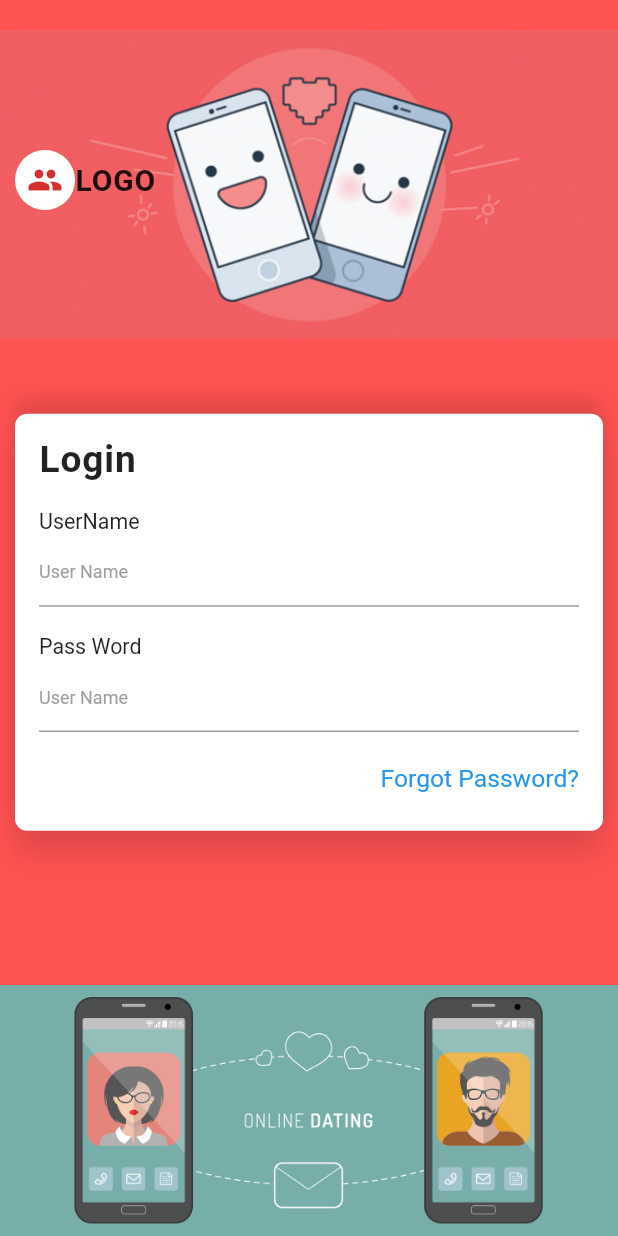
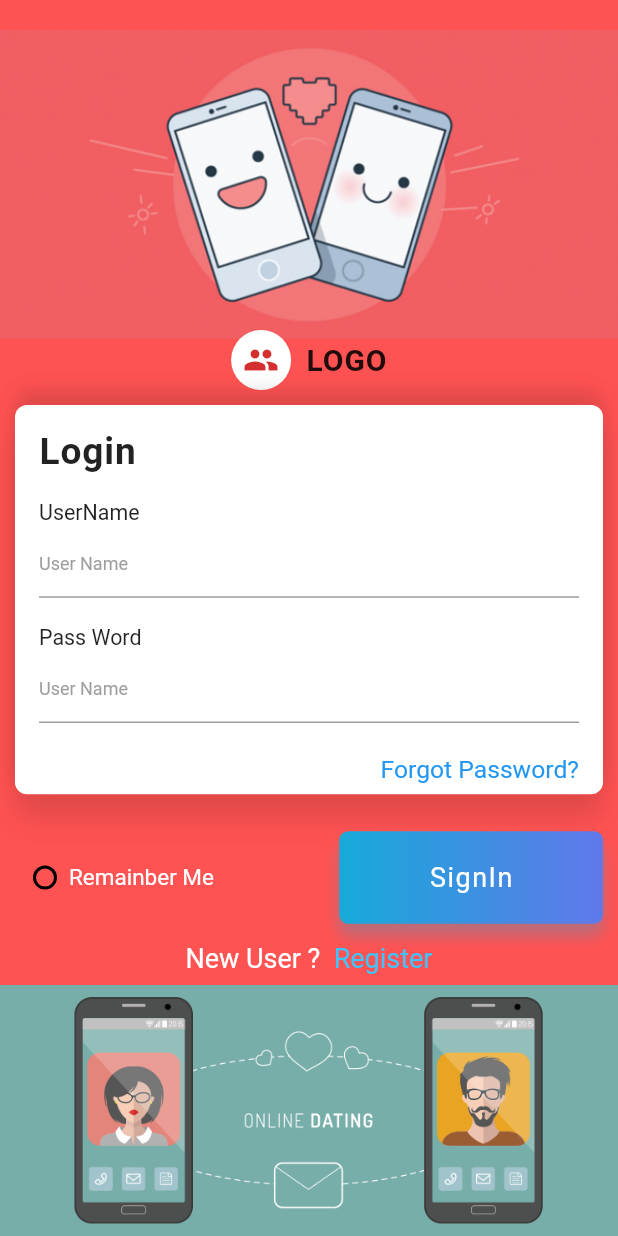
Before and after one commit to abwarlock/date_app, a Flutter app: the screen it shows after launch, on a phone screen of 412 x 824 dp. Run offline on Flutter 3.47's test engine with Material 2 defaults, Android fonts, the phone set to English and light mode, and no system bars; our stand-ins replace flutter_screenutil; Roboto replaces fonts that are missing (Poppins-Bold, Poppins-Medium).

Commit message:
Login Form Changes

```diff
--- a/lib/screens/FormCard.dart
+++ b/lib/screens/FormCard.dart
@@ -6,7 +6,7 @@ class FormCard extends StatelessWidget {
   Widget build(BuildContext context) {
     return Container(
       width: double.infinity,
-      height: ScreenUtil.getInstance().setHeight(450),
+      height: ScreenUtil.getInstance().setHeight(420),
       decoration: BoxDecoration(
         color: Colors.white,
         borderRadius: BorderRadius.circular(8.0),
--- a/lib/screens/LoginScreen.dart
+++ b/lib/screens/LoginScreen.dart
@@ -9,12 +9,133 @@ class LoginScreen extends StatefulWidget {
 }
 
 class _LoginScreenState extends State<LoginScreen> {
+  bool _isSelected = false;
+
+  void _radio() {
+    setState(() {
+      _isSelected = !_isSelected;
+    });
+  }
+
+  Widget _radioButton(bool isSelected) => Container(
+        width: 16.0,
+        height: 16.0,
+        padding: EdgeInsets.all(2.0),
+        decoration: BoxDecoration(
+          shape: BoxShape.circle,
+          border: Border.all(width: 2.0, color: Colors.black),
+        ),
+        child: isSelected
+            ? Container(
+                width: double.infinity,
+                height: double.infinity,
+                decoration: BoxDecoration(
+                  color: Colors.black,
+                  shape: BoxShape.circle,
+                ),
+              )
+            : Container(),
+      );
+
+  Widget _userLoginWidget() => Column(
+        children: <Widget>[
+          Row(
+            mainAxisAlignment: MainAxisAlignment.spaceBetween,
+            children: <Widget>[
+              Row(
+                children: <Widget>[
+                  SizedBox(
+                    width: 12.0,
+                  ),
+                  GestureDetector(
+                    onTap: _radio,
+                    child: _radioButton(_isSelected),
+                  ),
+                  SizedBox(
+                    width: 8.0,
+                  ),
+                  Text(
+                    "Remainber Me",
+                    style: TextStyle(
+                      color: Colors.white,
+                      fontSize: 15,
+                      fontFamily: "Poppins-Medium",
+                    ),
+                  )
+                ],
+              ),
+              InkWell(
+                onTap: () {},
+                child: Container(
+                  width: ScreenUtil.getInstance().setWidth(320),
+                  height: ScreenUtil.getInstance().setHeight(100),
+                  decoration: BoxDecoration(
+                      gradient: LinearGradient(colors: [
+                        Color(0xFF17aad9),
+                        Color(0xFF6078ea),
+                      ]),
+                      borderRadius: BorderRadius.circular(6.0),
+                      boxShadow: [
+                        BoxShadow(
+                          color: Color(0xFF17aad9).withOpacity(.3),
+                          offset: Offset(0.0, 8.0),
+                          blurRadius: 8.0,
+                        ),
+                      ]),
+                  child: Material(
+                    color: Colors.transparent,
+                    child: InkWell(
+                      child: Center(
+                        child: Text(
+                          "SignIn",
+                          style: TextStyle(
+                              color: Colors.white,
+                              fontFamily: "Poppins-Medium",
+                              fontSize: 18,
+                              letterSpacing: 1.0),
+                        ),
+                      ),
+                    ),
+                  ),
+                ),
+              )
+            ],
+          ),
+          SizedBox(
+            height: ScreenUtil.getInstance().setHeight(20),
+          ),
+          Row(
+            mainAxisAlignment: MainAxisAlignment.center,
+            children: <Widget>[
+              Text(
+                "New User ?  ",
+                style: TextStyle(
+                    color: Colors.white,
+                    fontFamily: "Poppins-Medium",
+                    fontSize: 18),
+              ),
+              InkWell(
+                onTap: () {},
+                child: Text(
+                  "Register",
+                  style: TextStyle(
+                      color: Colors.lightBlueAccent,
+                      fontFamily: "Poppins-Bold",
+                      fontSize: 18),
+                ),
+              )
+            ],
+          ),
+        ],
+      );
+
   @override
   Widget build(BuildContext context) {
     ScreenUtil.instance = ScreenUtil.getInstance()..init(context);
     ScreenUtil.instance =
         ScreenUtil(width: 750, height: 1334, allowFontScaling: true);
     return Scaffold(
+      appBar: null,
       backgroundColor: Colors.redAccent,
       resizeToAvoidBottomPadding: false,
       body: Stack(
@@ -44,14 +165,20 @@ class _LoginScreenState extends State<LoginScreen> {
               padding: EdgeInsets.only(left: 10.0, right: 10.0, top: 100.0),
               child: Column(
                 children: <Widget>[
-                  Row(
+                  Padding(
+                    padding: EdgeInsets.only(top: 120, bottom: 10),
+                    child: Container(
+                      child: Row(
+                        mainAxisAlignment: MainAxisAlignment.center,
                         children: <Widget>[
                           CircleAvatar(
                             backgroundColor: Colors.white,
                             radius: 20.0,
                             child: Icon(Icons.people),
                           ),
-                      Text(
+                          Padding(
+                            padding: EdgeInsets.only(left: 10),
+                            child: Text(
                               "LOGO",
                               style: TextStyle(
                                 fontSize: 20,
@@ -59,16 +186,17 @@ class _LoginScreenState extends State<LoginScreen> {
                                 letterSpacing: .6,
                                 fontWeight: FontWeight.bold,
                               ),
+                            ),
                           )
                         ],
                       ),
-                  SizedBox(
-                    height: ScreenUtil.getInstance().setHeight(220),
+                    ),
                   ),
                   FormCard(),
                   SizedBox(
-
-                  )
+                    height: ScreenUtil.getInstance().setHeight(40),
+                  ),
+                  _userLoginWidget()
                 ],
               ),
             ),
```
Also changed, not shown: 1 other file. Lines whose indentation alone changed are shown as unchanged.
